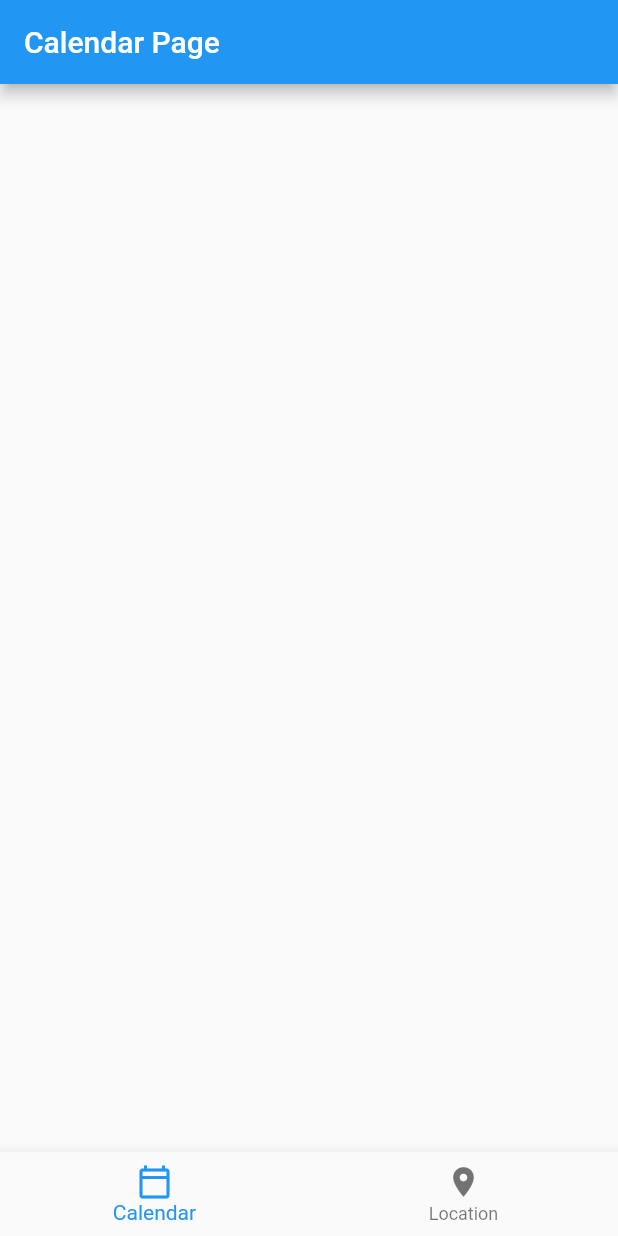
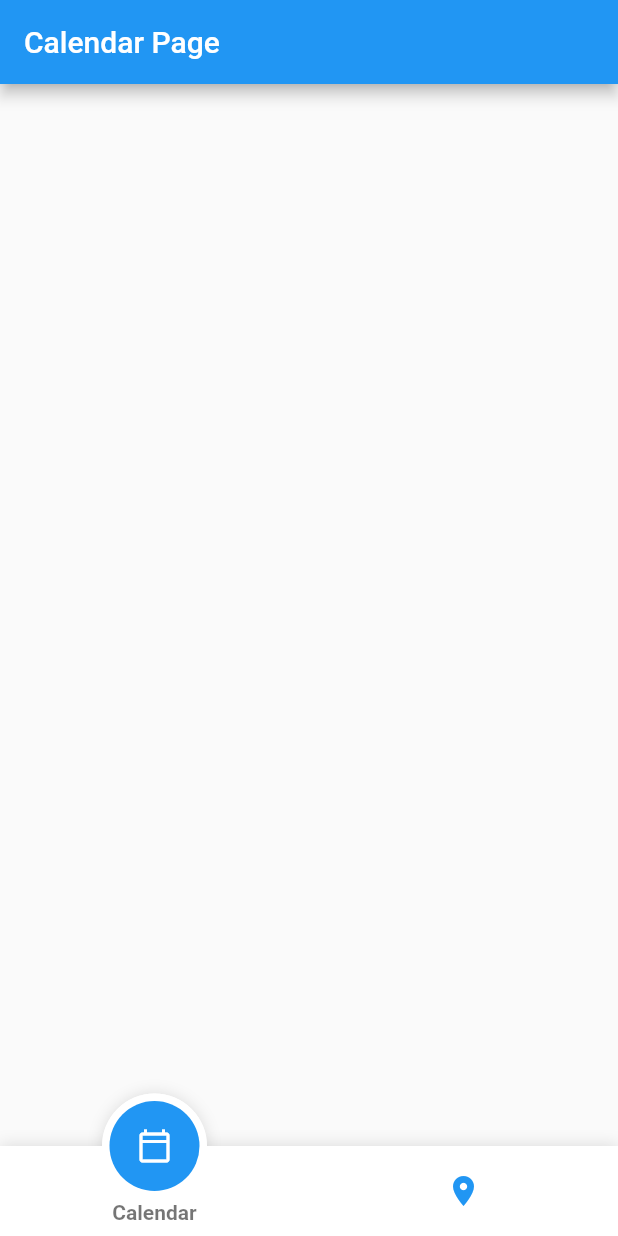
Before and after one commit to mattpake/gym_visit_tracker, a Flutter app: the screen it shows after launch, on a phone screen of 412 x 824 dp. Run offline on Flutter 3.47's test engine with Material 2 defaults, Android fonts, the phone set to English and light mode, and no system bars; drawn by our look-alikes of fancy_bottom_navigation; our stand-ins replace geolocator, google_maps_flutter; missing offline and left inert: google_maps_place_picker_mb.

Commit message:
location_piscker
Pick location display on screen, fancy bottom navigation bar

```diff
--- a/lib/home_page.dart
+++ b/lib/home_page.dart
@@ -1,3 +1,4 @@
+import 'package:fancy_bottom_navigation/fancy_bottom_navigation.dart';
 import 'package:flutter/material.dart';
 import 'package:google_maps_flutter/google_maps_flutter.dart';
 // import 'package:fluttertoast/fluttertoast.dart';
@@ -104,18 +105,27 @@ class _HomePageState extends State<HomePage> {
         //   Text('Longitude = $longitudePosition'),
         // ],
       ),
-      bottomNavigationBar: BottomNavigationBar(
-        onTap: _onItemTapped,
-        currentIndex: _selectedIndex,
-        items: const [
-          BottomNavigationBarItem(
-            icon: Icon(Icons.calendar_today_outlined),
-            label: "Calendar",
-          ),
-          BottomNavigationBarItem(
-              icon: Icon(Icons.location_on), label: "Location"),
+      bottomNavigationBar: FancyBottomNavigation(
+        tabs: [
+              TabData(iconData: Icons.calendar_today_outlined, title: "Calendar"),
+              TabData(iconData: Icons.location_on, title: "Location")
         ],
+        onTabChangedListener: (_onItemTapped),
       ),
+
+
+      // bottomNavigationBar: BottomNavigationBar(
+      //   onTap: _onItemTapped,
+      //   currentIndex: _selectedIndex,
+      //   items: const [
+      //     BottomNavigationBarItem(
+      //       icon: Icon(Icons.calendar_today_outlined),
+      //       label: "Calendar",
+      //     ),
+      //     BottomNavigationBarItem(
+      //         icon: Icon(Icons.location_on), label: "Location"),
+      //   ],
+      // ),
     );
   }
 }
--- a/pubspec.yaml
+++ b/pubspec.yaml
@@ -40,7 +40,7 @@ dependencies:
   google_maps_flutter: ^2.1.1
   google_maps_webservice: ^0.0.19
   google_maps_place_picker_mb: ^2.0.0-mb.11
-
+  fancy_bottom_navigation: ^0.3.3
 
 dev_dependencies:
   flutter_test:
```
Also changed, not shown: pubspec.lock.
